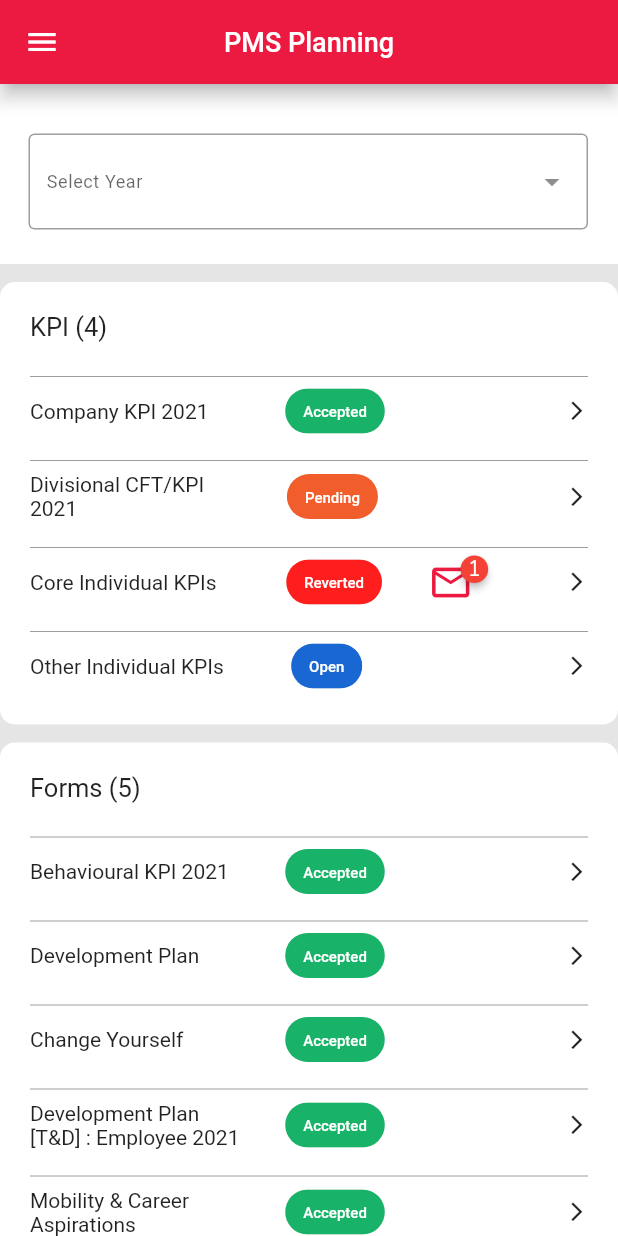
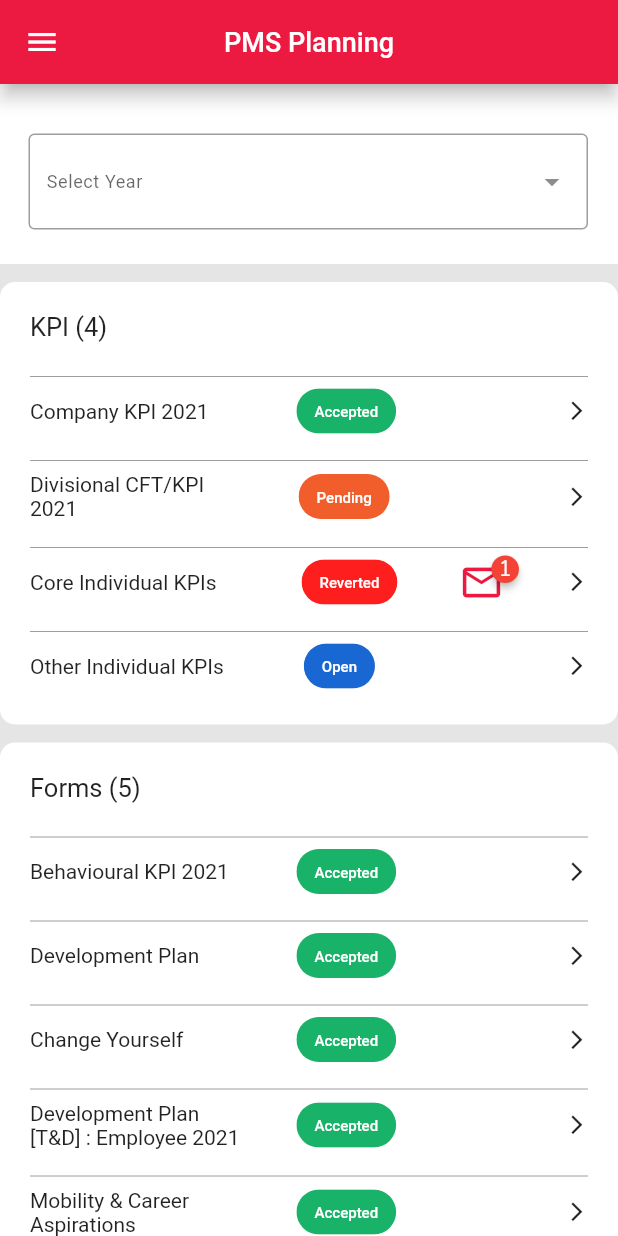
Before and after one commit to Ibrahim-Lokman/hr4u_app, a Flutter app: the screen it shows after launch, on a phone screen of 412 x 824 dp. Run offline on Flutter 3.47's test engine with Material 2 defaults, Android fonts, the phone set to English and light mode, and no system bars; drawn by our look-alikes of badges; our stand-ins replace dropdown_button2; Roboto replaces fonts that are missing (Nunito-Medium, Nunito-Regular, Nunito-SemiBold).

Commit message:
Unnecessary widget removed.

```diff
--- a/lib/kpi_management/widgets/pms_planning_page_widgets/forms_widget.dart
+++ b/lib/kpi_management/widgets/pms_planning_page_widgets/forms_widget.dart
@@ -41,9 +41,7 @@ class FormsWidget extends StatelessWidget {
               ),
           ),
 
-          SingleChildScrollView(
-            physics: ScrollPhysics(),
-            child: Column(
+          Column(
             children: [
               ListView.builder(
                 scrollDirection: Axis.vertical,
@@ -56,7 +54,6 @@ class FormsWidget extends StatelessWidget {
                 ),
             ],
           ),
-          ),
           ],
       ),
     );
--- a/lib/kpi_management/widgets/pms_planning_page_widgets/item_status_widget.dart
+++ b/lib/kpi_management/widgets/pms_planning_page_widgets/item_status_widget.dart
@@ -97,8 +97,8 @@ class ItemStatusWidget extends StatelessWidget {
                   ),
                 ),
                 Spacer(),
-
-                kpiStatusString == "Reverted" ? badges.Badge(
+                kpiStatusString == "Reverted"
+                ? badges.Badge(
                       badgeContent: Text(
                         '1',
                         style: TextStyle(
@@ -111,9 +111,10 @@ class ItemStatusWidget extends StatelessWidget {
                         color:Color(0xFFEC1940),
                         size: 30,
                       ),
-                     ) : Spacer(),
+                     )
+                 : Spacer(),
                 Spacer(),
-                Spacer(),
+
                 Icon(Icons.arrow_forward_ios, size: 15,),
 
               ],
```
Lines whose indentation alone changed are shown as unchanged.
